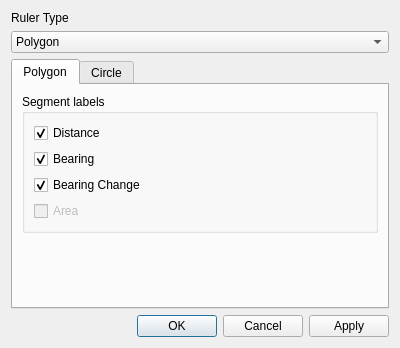
KDE/marble, file src/plugins/render/measure/MeasureConfigDialog.ui: the form before one commit.
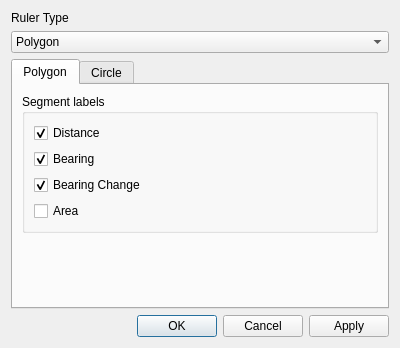
The form after the commit.

Commit message: Adding Polygon Area feature to Measure Plugin

```diff
--- a/src/plugins/render/measure/MeasureConfigDialog.ui
+++ b/src/plugins/render/measure/MeasureConfigDialog.ui
@@ -87,7 +87,7 @@
           <item>
            <widget class="QCheckBox" name="m_showPolygonAreaLabelChangeCheckBox">
             <property name="enabled">
-             <bool>false</bool>
+             <bool>true</bool>
             </property>
             <property name="text">
              <string>Area</string>
```
The commit also changes 1 other file.
